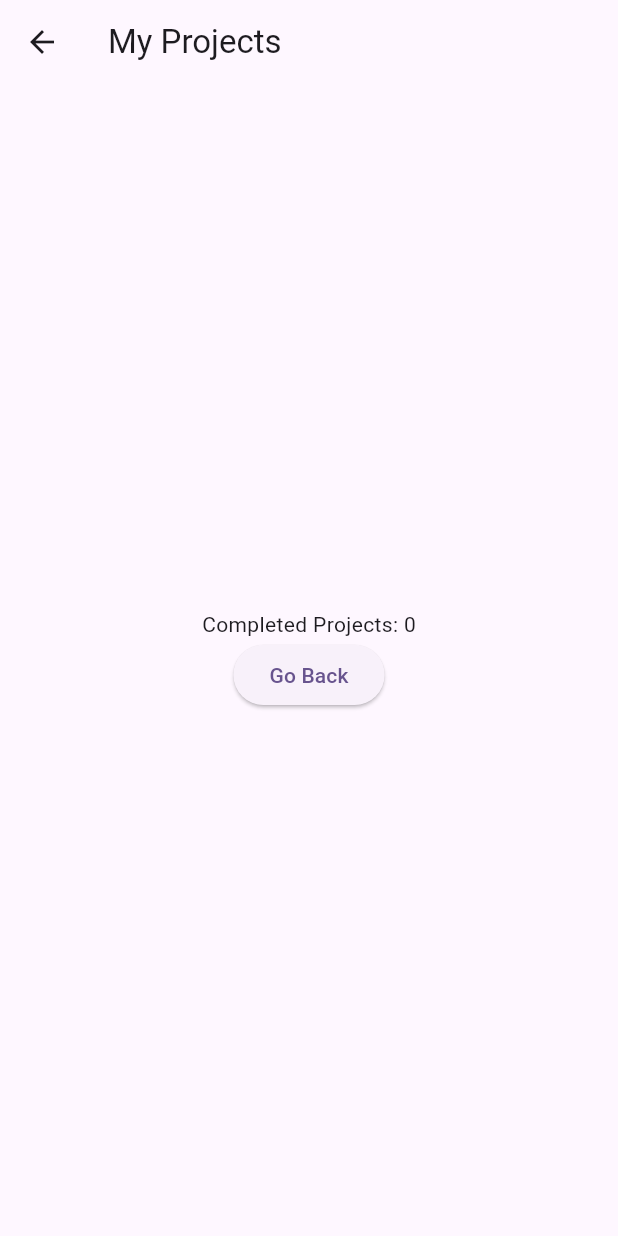
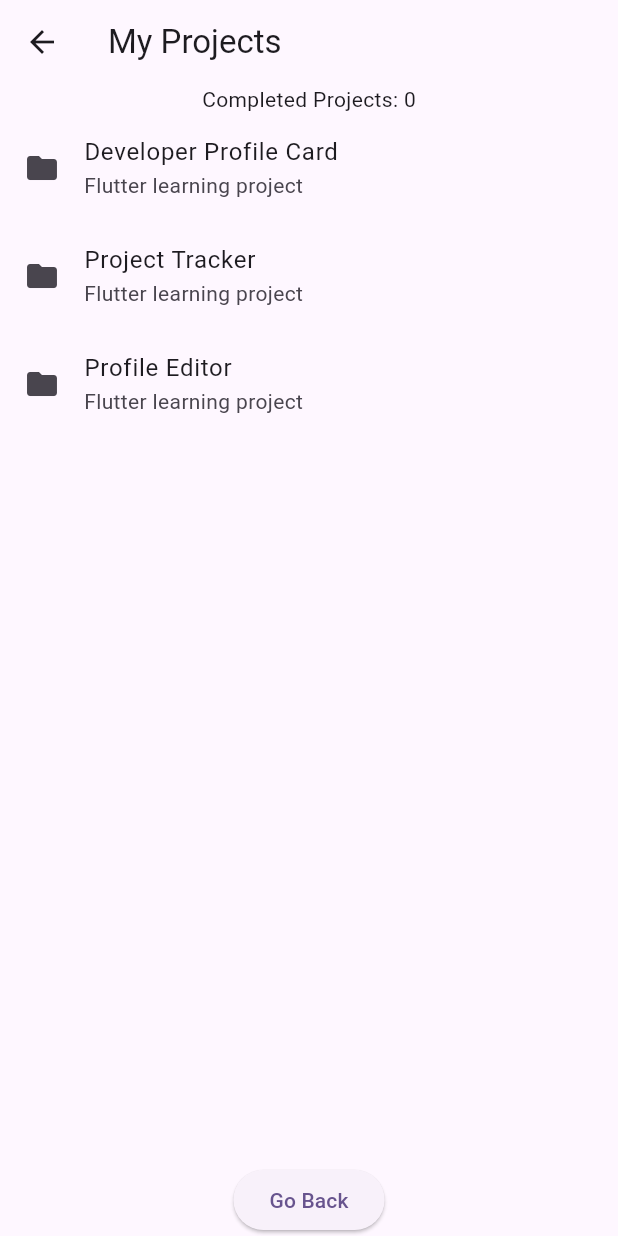
Before and after one commit to larymak/flutter-learning-journey, a Flutter app: the ProjectsScreen screen opened directly with empty values, on a phone screen of 412 x 824 dp. Run offline on Flutter 3.47's test engine with Material 3 defaults, Android fonts, the phone set to English and light mode, and no system bars.

Commit message:
docs: complete Flutter Fundamentals Lesson 6

```diff
--- a/flutter-fundamentals/hello_flutter/lib/main.dart
+++ b/flutter-fundamentals/hello_flutter/lib/main.dart
@@ -184,6 +184,12 @@ class ProjectsScreen extends StatelessWidget {
 
   final int completedProjects;
 
+  static const List<String> projectNames = [
+    'Developer Profile Card',
+    'Project Tracker',
+    'Profile Editor',
+  ];
+
   @override
   Widget build(BuildContext context) {
     return Scaffold(
@@ -193,6 +199,18 @@ class ProjectsScreen extends StatelessWidget {
           mainAxisAlignment: MainAxisAlignment.center,
           children: [
             Text('Completed Projects: $completedProjects'),
+            Expanded(
+              child: ListView.builder(
+                itemCount: projectNames.length,
+                itemBuilder: (context, index) {
+                  return ListTile(
+                    leading: const Icon(Icons.folder),
+                    title: Text(projectNames[index]),
+                    subtitle: const Text('Flutter learning project'),
+                  );
+                },
+              ),
+            ),
             ElevatedButton(
               onPressed: () {
                 Navigator.pop(context);
```
Also changed, not shown: 2 other files.
